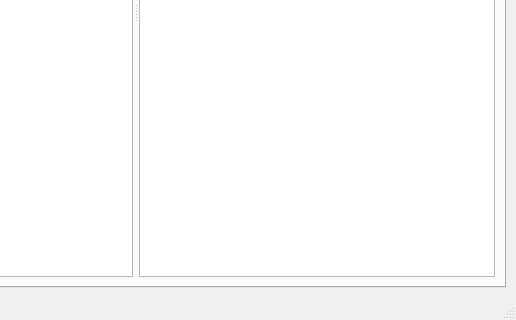
Before: the Qt Designer form src/ActivityDashboard.ui in Kvazarus/Activity_Insight, drawn with Qt 5; both pictures show x 244 to 760 and y 338 to 658 of the 760 by 658 pixel window.
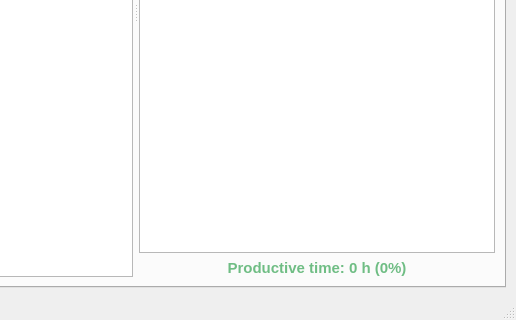
After: the same form once the commit is applied. The open tabs and pages were chosen to show the change. Custom widgets are drawn as their Qt base class.

Commit message: added productive time metric

The edit to the form file:
```diff
--- a/src/ActivityDashboard.ui
+++ b/src/ActivityDashboard.ui
@@ -206,6 +206,21 @@
             </item>
            </layout>
           </widget>
+          <widget class="QWidget" name="tableContainer" native="true">
+           <layout class="QVBoxLayout" name="verticalLayoutTable">
+            <property name="leftMargin">
+             <number>0</number>
+            </property>
+            <property name="topMargin">
+             <number>0</number>
+            </property>
+            <property name="rightMargin">
+             <number>0</number>
+            </property>
+            <property name="bottomMargin">
+             <number>0</number>
+            </property>
+            <item>
           <widget class="QTableWidget" name="tableOverviewList">
            <property name="sizePolicy">
             <sizepolicy hsizetype="Expanding" vsizetype="Expanding">
@@ -235,6 +250,31 @@
              <string>Time</string>
             </property>
            </column>
+             </widget>
+            </item>
+            <item>
+             <widget class="QLabel" name="lblProductiveTime">
+              <property name="font">
+               <font>
+                <pointsize>11</pointsize>
+                <bold>true</bold>
+               </font>
+              </property>
+              <property name="styleSheet">
+               <string notr="true">color: #6fbd84;</string>
+              </property>
+              <property name="text">
+               <string>Productive time: 0 h (0%)</string>
+              </property>
+              <property name="alignment">
+               <set>Qt::AlignmentFlag::AlignCenter</set>
+              </property>
+              <property name="margin">
+               <number>4</number>
+              </property>
+             </widget>
+            </item>
+           </layout>
           </widget>
          </widget>
         </item>
```
Left out of the diff: 2 changed lines with no effect on the pictures. Lines whose indentation alone changed are shown as unchanged. The commit also changes 1 other file.
